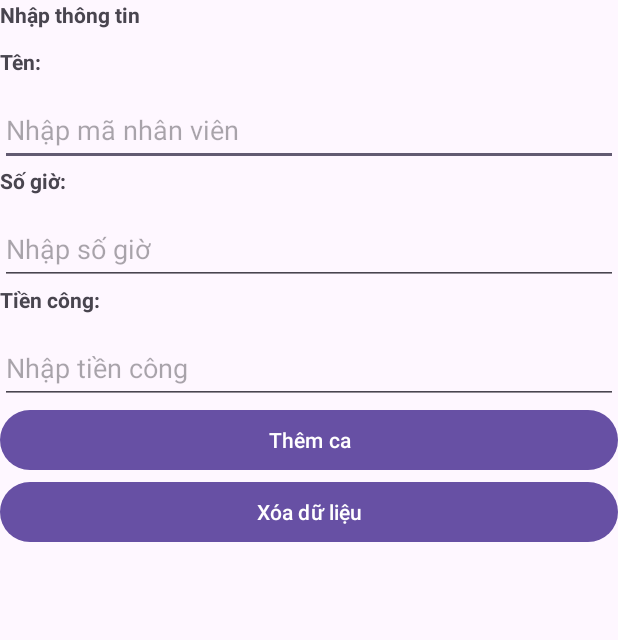
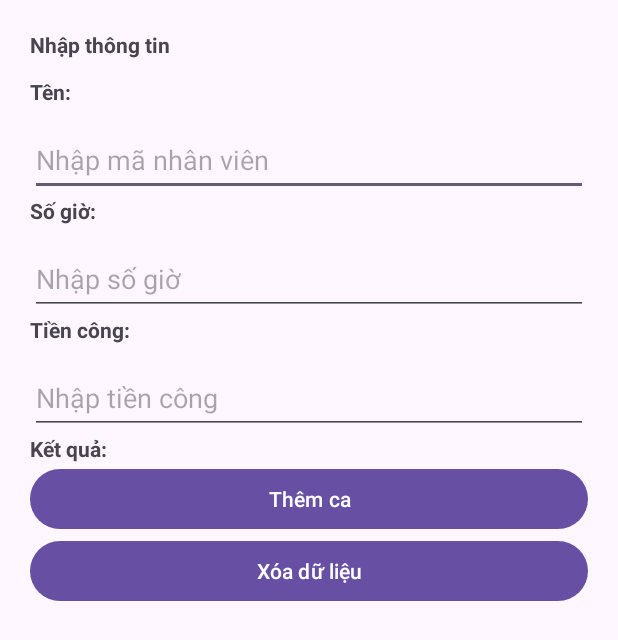
Before and after one commit to vhuy22082005/EXAM70CA, an Android app: the screen it shows after launch (MainActivity), on a phone screen of 412 x 824 dp. Shown: the top 640 px of the screen. Run offline under Robolectric (Android 15) with nearby library versions, the phone set to English and light mode, and no system bars.

Commit message:
hoàn thành nút

```diff
--- a/app/src/main/java/com/example/exam70_ca/MainActivity.kt
+++ b/app/src/main/java/com/example/exam70_ca/MainActivity.kt
@@ -1,20 +1,45 @@
 package com.example.exam70_ca
 
 import android.os.Bundle
+import android.widget.Toast
 import androidx.activity.enableEdgeToEdge
 import androidx.appcompat.app.AppCompatActivity
 import androidx.core.view.ViewCompat
 import androidx.core.view.WindowInsetsCompat
+import com.example.exam70_ca.databinding.ActivityMainBinding
 
 class MainActivity : AppCompatActivity() {
+    private lateinit var binding: ActivityMainBinding
+
     override fun onCreate(savedInstanceState: Bundle?) {
         super.onCreate(savedInstanceState)
-        enableEdgeToEdge()
-        setContentView(R.layout.activity_main)
-        ViewCompat.setOnApplyWindowInsetsListener(findViewById(R.id.main)) { v, insets ->
-            val systemBars = insets.getInsets(WindowInsetsCompat.Type.systemBars())
-            v.setPadding(systemBars.left, systemBars.top, systemBars.right, systemBars.bottom)
-            insets
+        binding = ActivityMainBinding.inflate(layoutInflater)
+        setContentView(binding.root)
+
+        // Đặt code xử lý sự kiện nút bấm ở đây
+
+        binding.btnthem2108.setOnClickListener {
+            val manv = EXAM70CALogic.chuanHoaMaNhanVien(binding.edtmanhanvien2108.text.toString())
+            val sogio = EXAM70CALogic.docSoGio(binding.sogio2108.text.toString(), min = 1, max = 16)
+            val tiencong = EXAM70CALogic.docTienCongGio(binding.edttiencong2108.text.toString(), min = 15000, max = 300000)
+
+            if (manv == null || sogio == null || tiencong == null) {
+                binding.ketqua2108.text = ""
+                Toast.makeText(this, "Vui lòng nhập đúng và đủ dữ liệu!", Toast.LENGTH_SHORT).show()
+                return@setOnClickListener
+            }
+
+            val tongtien = EXAM70CALogic.tinhTienCa(sogio, tiencong)
+            binding.ketqua2108.text = "Đã ghi ca: $manv\nTổng tiền công: $tongtien"
+        }
+
+        binding.btnxoa2108.setOnClickListener {
+            binding.edtmanhanvien2108.text.clear()
+            binding.edtsogio2108.text.clear()
+            binding.edttiencong2108.text.clear()
+            binding.ketqua2108.text = ""
+            binding.edtmanhanvien2108.requestFocus()
+            Toast.makeText(this, "Đã làm sạch form!", Toast.LENGTH_SHORT).show()
         }
     }
 }
--- a/app/src/main/res/layout/activity_main.xml
+++ b/app/src/main/res/layout/activity_main.xml
@@ -69,6 +69,13 @@
         android:layout_marginTop="12dp"
         android:inputType="text">
     </EditText>
+    <TextView
+        android:id="@+id/ketqua2108"
+        android:layout_width="wrap_content"
+        android:layout_height="wrap_content"
+        android:text="Kết quả: "
+        android:textStyle="bold" >
+    </TextView>
     <Button
         android:id="@+id/btnthem_2108"
         android:layout_width="match_parent"
```
